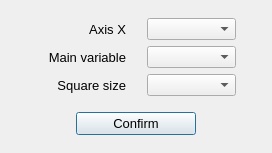
This is main/plot_models/options_histogram_2d.ui in Kirikus/2024_Experiments as Qt 5 draws it before an edit. The edited form follows.
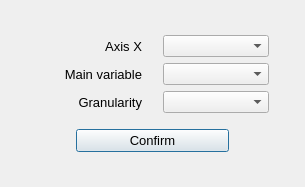
This is the edited form.

```diff
--- a/main/plot_models/options_histogram_2d.ui
+++ b/main/plot_models/options_histogram_2d.ui
@@ -6,8 +6,8 @@
    <rect>
     <x>0</x>
     <y>0</y>
-    <width>272</width>
-    <height>153</height>
+    <width>305</width>
+    <height>187</height>
    </rect>
   </property>
   <property name="sizePolicy">
@@ -111,7 +111,7 @@
             </font>
            </property>
            <property name="text">
-            <string>Square size</string>
+            <string>Granularity</string>
            </property>
            <property name="alignment">
             <set>Qt::AlignRight|Qt::AlignTrailing|Qt::AlignVCenter</set>
```
